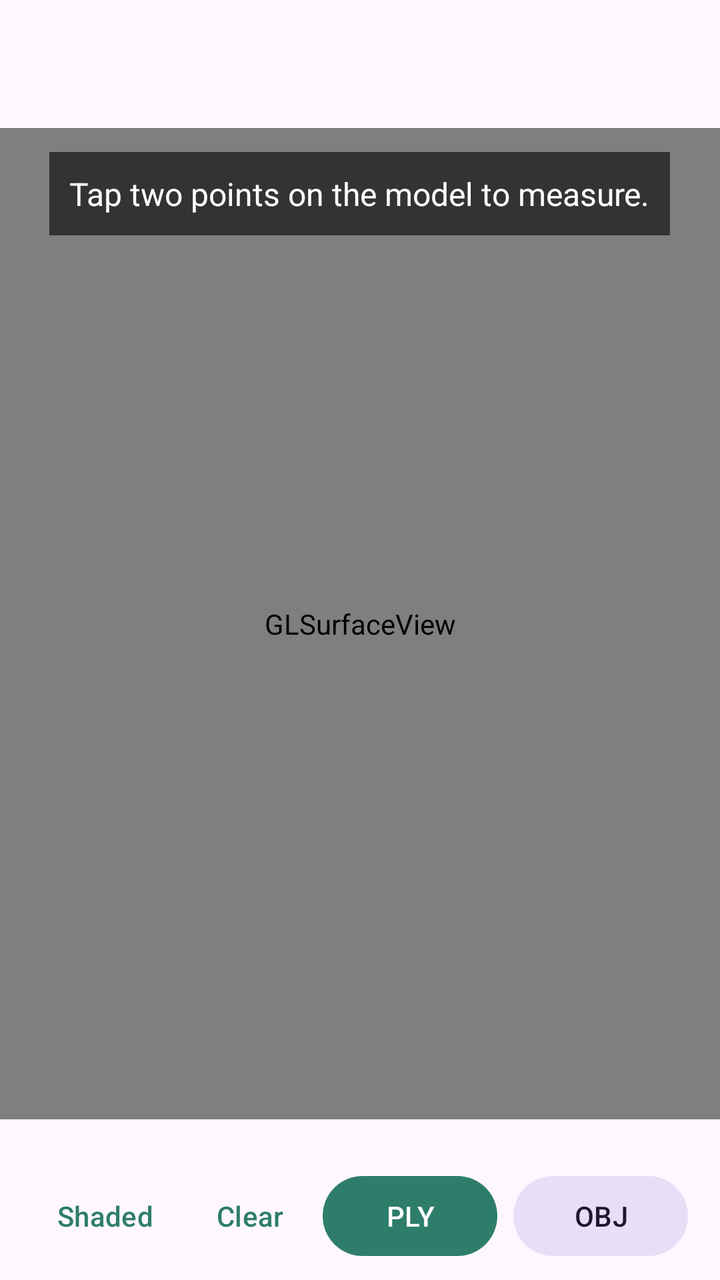
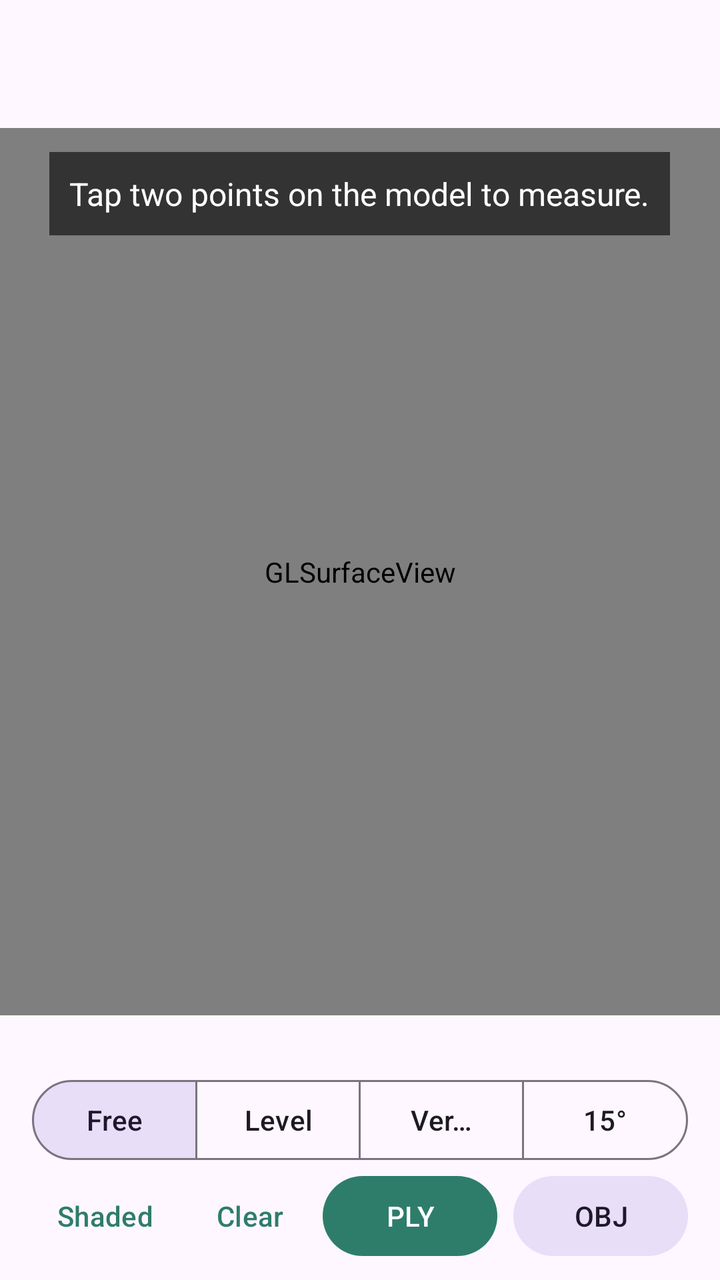

An Android layout rendered at two revisions. The XML below is the earlier revision; the diff shows what the commit changed to produce the second picture.
<!-- AndroidManifest.xml: application theme Theme.ScanMesh -->
<!-- res/layout/activity_viewer.xml -->
<?xml version="1.0" encoding="utf-8"?>
<LinearLayout xmlns:android="http://schemas.android.com/apk/res/android"
    xmlns:app="http://schemas.android.com/apk/res-auto"
    android:id="@+id/root"
    android:layout_width="match_parent"
    android:layout_height="match_parent"
    android:orientation="vertical">

    <com.google.android.material.appbar.MaterialToolbar
        android:id="@+id/toolbar"
        android:layout_width="match_parent"
        android:layout_height="wrap_content" />

    <FrameLayout
        android:layout_width="match_parent"
        android:layout_height="0dp"
        android:layout_weight="1">

        <android.opengl.GLSurfaceView
            android:id="@+id/surfaceView"
            android:layout_width="match_parent"
            android:layout_height="match_parent" />

        <TextView
            android:id="@+id/measureText"
            style="@style/Overlay.Text"
            android:layout_width="wrap_content"
            android:layout_height="wrap_content"
            android:layout_gravity="top|center_horizontal"
            android:layout_margin="12dp"
            android:text="@string/measure_hint"
            android:textSize="16sp" />

        <ProgressBar
            android:id="@+id/progress"
            android:layout_width="wrap_content"
            android:layout_height="wrap_content"
            android:layout_gravity="center" />

        <LinearLayout
            android:id="@+id/selectPanel"
            android:layout_width="match_parent"
            android:layout_height="wrap_content"
            android:layout_gravity="bottom"
            android:background="#CC1C1F24"
            android:orientation="vertical"
            android:paddingHorizontal="16dp"
            android:paddingVertical="8dp"
            android:visibility="gone">

            <TextView
                android:id="@+id/selectStatus"
                android:layout_width="match_parent"
                android:layout_height="wrap_content"
                android:text="@string/select_hint"
                android:textColor="#FFFFFF" />

            <LinearLayout
                android:layout_width="match_parent"
                android:layout_height="wrap_content"
                android:orientation="horizontal">

                <com.google.android.material.materialswitch.MaterialSwitch
                    android:id="@+id/matchColourSwitch"
                    android:layout_width="0dp"
                    android:layout_height="wrap_content"
                    android:layout_weight="1"
                    android:text="@string/select_match_colour"
                    android:textColor="#FFFFFF" />
            </LinearLayout>

            <LinearLayout
                android:layout_width="match_parent"
                android:layout_height="wrap_content"
                android:orientation="horizontal">

                <com.google.android.material.button.MaterialButton
                    android:id="@+id/selectCancelButton"
                    style="@style/Widget.Material3.Button.TextButton"
                    android:layout_width="0dp"
                    android:layout_height="wrap_content"
                    android:layout_weight="1"
                    android:text="@string/cancel"
                    android:textColor="#FFFFFF" />

                <com.google.android.material.button.MaterialButton
                    android:id="@+id/selectUndoButton"
                    style="@style/Widget.Material3.Button.TextButton"
                    android:layout_width="0dp"
                    android:layout_height="wrap_content"
                    android:layout_weight="1"
                    android:text="@string/select_undo"
                    android:textColor="#FFFFFF" />

                <com.google.android.material.button.MaterialButton
                    android:id="@+id/selectFlattenButton"
                    android:layout_width="0dp"
                    android:layout_height="wrap_content"
                    android:layout_weight="1.3"
                    android:text="@string/optimise_run" />
            </LinearLayout>
        </LinearLayout>
    </FrameLayout>

    <LinearLayout
        android:id="@+id/bottomBar"
        android:layout_width="match_parent"
        android:layout_height="wrap_content"
        android:orientation="vertical"
        android:paddingHorizontal="16dp"
        android:paddingVertical="8dp">

        <TextView
            android:id="@+id/statsText"
            android:layout_width="match_parent"
            android:layout_height="wrap_content"
            android:textAppearance="?attr/textAppearanceBodySmall" />

        <LinearLayout
            android:layout_width="match_parent"
            android:layout_height="wrap_content"
            android:orientation="horizontal">

            <com.google.android.material.button.MaterialButton
                android:id="@+id/viewModeButton"
                style="@style/Widget.Material3.Button.TextButton"
                android:layout_width="0dp"
                android:layout_height="wrap_content"
                android:layout_weight="1"
                android:text="@string/view_shaded" />

            <com.google.android.material.button.MaterialButton
                android:id="@+id/clearButton"
                style="@style/Widget.Material3.Button.TextButton"
                android:layout_width="0dp"
                android:layout_height="wrap_content"
                android:layout_weight="1"
                android:text="@string/clear_measure" />

            <com.google.android.material.button.MaterialButton
                android:id="@+id/plyButton"
                android:layout_width="0dp"
                android:layout_height="wrap_content"
                android:layout_weight="1.2"
                android:text="@string/export_ply" />

            <com.google.android.material.button.MaterialButton
                android:id="@+id/objButton"
                style="@style/Widget.Material3.Button.TonalButton"
                android:layout_width="0dp"
                android:layout_height="wrap_content"
                android:layout_marginStart="8dp"
                android:layout_weight="1.2"
                android:text="@string/export_obj" />
        </LinearLayout>
    </LinearLayout>
</LinearLayout>
<!-- resources referenced by this layout -->
<resources>
  <string name="cancel">Cancel</string>
  <string name="clear_measure">Clear</string>
  <string name="export_obj">OBJ</string>
  <string name="export_ply">PLY</string>
  <string name="measure_hint">Tap two points on the model to measure.</string>
  <string name="optimise_run">Optimise</string>
  <string name="select_hint">Tap each wall, floor or ceiling you want flattened. Tap a highlighted surface again to unselect it.</string>
  <string name="select_match_colour">Match colour</string>
  <string name="select_undo">Undo</string>
  <string name="view_shaded">Shaded</string>
  <style name="Overlay.Text" parent="">
          <item name="android:textColor">#FFFFFF</item>
          <item name="android:textSize">14sp</item>
          <item name="android:background">#99000000</item>
          <item name="android:padding">10dp</item>
      </style>
  <style name="Theme.ScanMesh" parent="Theme.Material3.DayNight.NoActionBar">
          <item name="colorPrimary">#2E7D6B</item>
          <item name="colorOnPrimary">#FFFFFF</item>
          <item name="colorSecondary">#F2A541</item>
      </style>
</resources>

<!-- the commit's change to res/layout/activity_viewer.xml (unified diff, before → after) -->
@@ -116,6 +116,49 @@
             android:layout_height="wrap_content"
             android:textAppearance="?attr/textAppearanceBodySmall" />
 
+        <com.google.android.material.button.MaterialButtonToggleGroup
+            android:id="@+id/rulerGroup"
+            android:layout_width="match_parent"
+            android:layout_height="wrap_content"
+            android:layout_marginTop="4dp"
+            android:contentDescription="@string/ruler_mode"
+            app:checkedButton="@+id/rulerFree"
+            app:selectionRequired="true"
+            app:singleSelection="true">
+
+            <Button
+                android:id="@+id/rulerFree"
+                style="?attr/materialButtonOutlinedStyle"
+                android:layout_width="0dp"
+                android:layout_height="wrap_content"
+                android:layout_weight="1"
+                android:text="@string/ruler_free" />
+
+            <Button
+                android:id="@+id/rulerLevel"
+                style="?attr/materialButtonOutlinedStyle"
+                android:layout_width="0dp"
+                android:layout_height="wrap_content"
+                android:layout_weight="1"
+                android:text="@string/ruler_level" />
+
+            <Button
+                android:id="@+id/rulerVertical"
+                style="?attr/materialButtonOutlinedStyle"
+                android:layout_width="0dp"
+                android:layout_height="wrap_content"
+                android:layout_weight="1"
+                android:text="@string/ruler_vertical" />
+
+            <Button
+                android:id="@+id/rulerSnap"
+                style="?attr/materialButtonOutlinedStyle"
+                android:layout_width="0dp"
+                android:layout_height="wrap_content"
+                android:layout_weight="1"
+                android:text="@string/ruler_snap" />
+        </com.google.android.material.button.MaterialButtonToggleGroup>
+
         <LinearLayout
             android:layout_width="match_parent"
             android:layout_height="wrap_content"
<!-- resource entries referenced after the edit -->
@@ -6,6 +6,11 @@
   <string name="export_ply">PLY</string>
   <string name="measure_hint">Tap two points on the model to measure.</string>
   <string name="optimise_run">Optimise</string>
+  <string name="ruler_free">Free</string>
+  <string name="ruler_level">Level</string>
+  <string name="ruler_mode">Ruler mode</string>
+  <string name="ruler_snap">15°</string>
+  <string name="ruler_vertical">Vertical</string>
   <string name="select_hint">Tap each wall, floor or ceiling you want flattened. Tap a highlighted surface again to unselect it.</string>
   <string name="select_match_colour">Match colour</string>
   <string name="select_undo">Undo</string>
